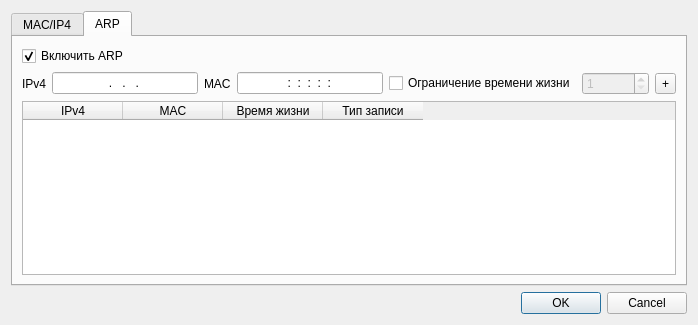
Before: the Qt Designer form src/gui/ethernetInterfacesettingsdialog.ui in otsheln1k/qnetsim, drawn with Qt 5.
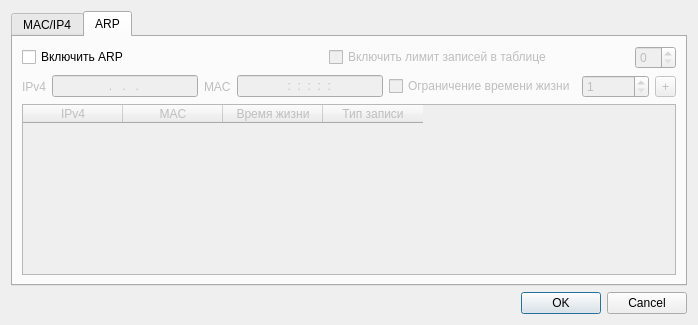
After: the same form once the commit is applied.

Commit message:
Modified ethernet interface window arp settings tab.
Added checkbox and spinbox to enable and set table rows limit. Also
fixed checkbox that need, to enable ARP table.

```diff
--- a/src/gui/ethernetInterfacesettingsdialog.ui
+++ b/src/gui/ethernetInterfacesettingsdialog.ui
@@ -92,19 +92,58 @@
       </attribute>
       <layout class="QVBoxLayout" name="verticalLayout_2">
        <item>
-        <widget class="QCheckBox" name="arpSwitch">
-         <property name="text">
-          <string>Включить ARP</string>
-         </property>
-         <property name="checked">
-          <bool>true</bool>
-         </property>
-        </widget>
+        <layout class="QHBoxLayout" name="horizontalLayout_2">
+         <item alignment="Qt::AlignLeft">
+          <widget class="QCheckBox" name="arpSwitch">
+           <property name="sizePolicy">
+            <sizepolicy hsizetype="Fixed" vsizetype="Fixed">
+             <horstretch>0</horstretch>
+             <verstretch>0</verstretch>
+            </sizepolicy>
+           </property>
+           <property name="text">
+            <string>Включить ARP</string>
+           </property>
+          </widget>
+         </item>
+         <item alignment="Qt::AlignLeft">
+          <widget class="QCheckBox" name="checkBox_2">
+           <property name="enabled">
+            <bool>false</bool>
+           </property>
+           <property name="sizePolicy">
+            <sizepolicy hsizetype="Fixed" vsizetype="Fixed">
+             <horstretch>0</horstretch>
+             <verstretch>0</verstretch>
+            </sizepolicy>
+           </property>
+           <property name="text">
+            <string>Включить лимит записей в таблице</string>
+           </property>
+          </widget>
+         </item>
+         <item>
+          <widget class="QSpinBox" name="spinBox_2">
+           <property name="enabled">
+            <bool>false</bool>
+           </property>
+           <property name="sizePolicy">
+            <sizepolicy hsizetype="Fixed" vsizetype="Fixed">
+             <horstretch>0</horstretch>
+             <verstretch>0</verstretch>
+            </sizepolicy>
+           </property>
+          </widget>
+         </item>
+        </layout>
        </item>
        <item>
         <layout class="QHBoxLayout" name="horizontalLayout">
          <item>
           <widget class="QLabel" name="label_4">
+           <property name="enabled">
+            <bool>false</bool>
+           </property>
            <property name="text">
             <string>IPv4</string>
            </property>
@@ -112,6 +151,9 @@
          </item>
          <item>
           <widget class="QLineEdit" name="lineEdit">
+           <property name="enabled">
+            <bool>false</bool>
+           </property>
            <property name="inputMask">
             <string>009.009.009.009</string>
            </property>
@@ -122,6 +164,9 @@
          </item>
          <item>
           <widget class="QLabel" name="label_5">
+           <property name="enabled">
+            <bool>false</bool>
+           </property>
            <property name="text">
             <string>MAC</string>
            </property>
@@ -129,6 +174,9 @@
          </item>
          <item>
           <widget class="QLineEdit" name="lineEdit_2">
+           <property name="enabled">
+            <bool>false</bool>
+           </property>
            <property name="inputMask">
             <string>HH:HH:HH:HH:HH:HH</string>
            </property>
@@ -139,6 +187,9 @@
          </item>
          <item>
           <widget class="QCheckBox" name="checkBox">
+           <property name="enabled">
+            <bool>false</bool>
+           </property>
            <property name="text">
             <string>Ограничение времени жизни</string>
            </property>
@@ -168,6 +219,9 @@
          </item>
          <item>
           <widget class="QToolButton" name="toolButton">
+           <property name="enabled">
+            <bool>false</bool>
+           </property>
            <property name="text">
             <string>+</string>
            </property>
@@ -177,6 +231,9 @@
        </item>
        <item>
         <widget class="QTableWidget" name="arpTableWidget">
+         <property name="enabled">
+          <bool>false</bool>
+         </property>
          <property name="rowCount">
           <number>0</number>
          </property>
```
The commit also changes 2 other files.
